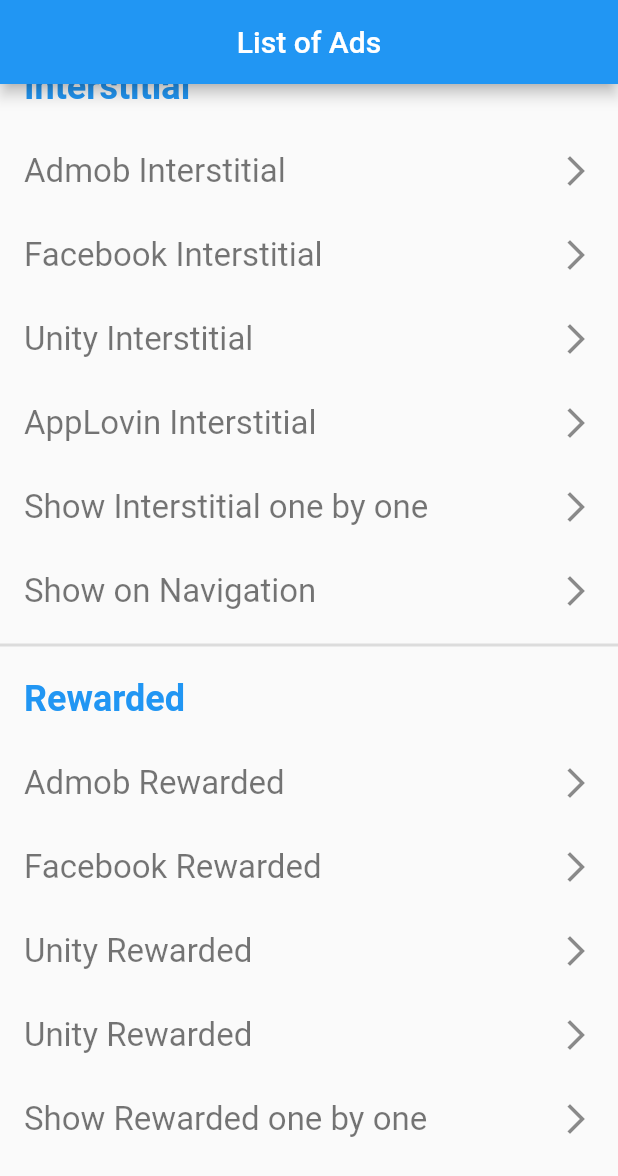
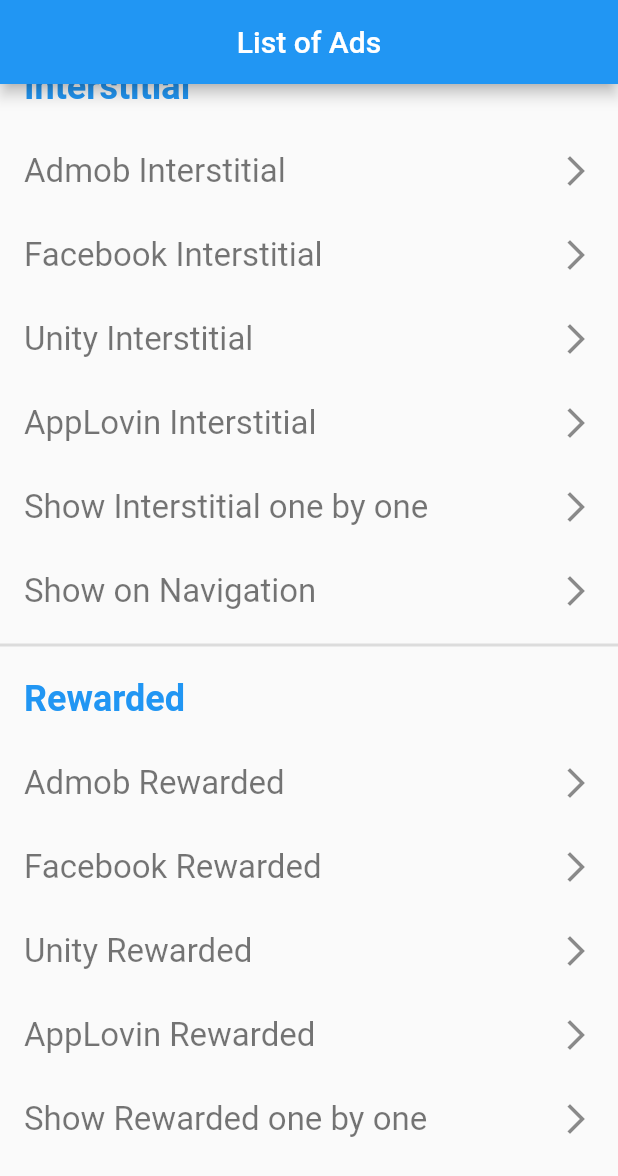
Before and after one commit to appstonelabgit/apsl_ads_flutter, a Flutter app: the screen it shows after launch, scrolled down 154 dp, on a phone screen of 412 x 824 dp. Shown: the top 1176 px of the screen. Run offline on Flutter 3.47's test engine with Material 2 defaults, Android fonts, the phone set to English and light mode, and no system bars; our stand-ins replace google_mobile_ads, logger, webview_flutter; missing offline and left inert: applovin_max, easy_audience_network, unity_ads_plugin; network calls fail; statements that could not run were skipped.

Commit message:
version issue resolved

```diff
--- a/example/lib/main.dart
+++ b/example/lib/main.dart
@@ -118,7 +118,7 @@ class _HomeScreenState extends State<HomeScreen> {
                     _loadAndShowRewardedAds(adNetwork: AdNetwork.unity),
               ),
               AdListTile(
-                networkName: 'Unity Rewarded',
+                networkName: 'AppLovin Rewarded',
                 onTap: () =>
                     _loadAndShowRewardedAds(adNetwork: AdNetwork.appLovin),
               ),
```
Also changed, not shown: pubspec.yaml (+4 -4 lines), example/pubspec.lock, 5 other files.
